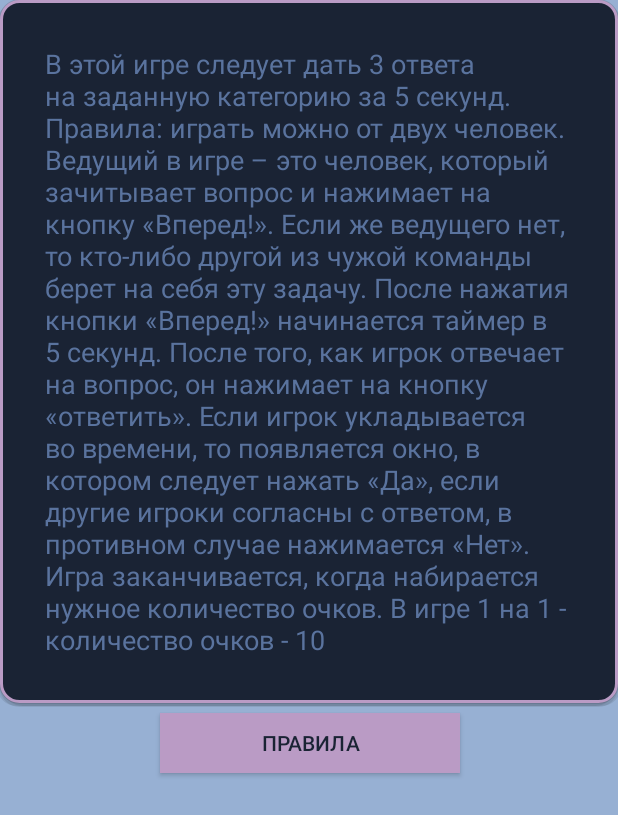
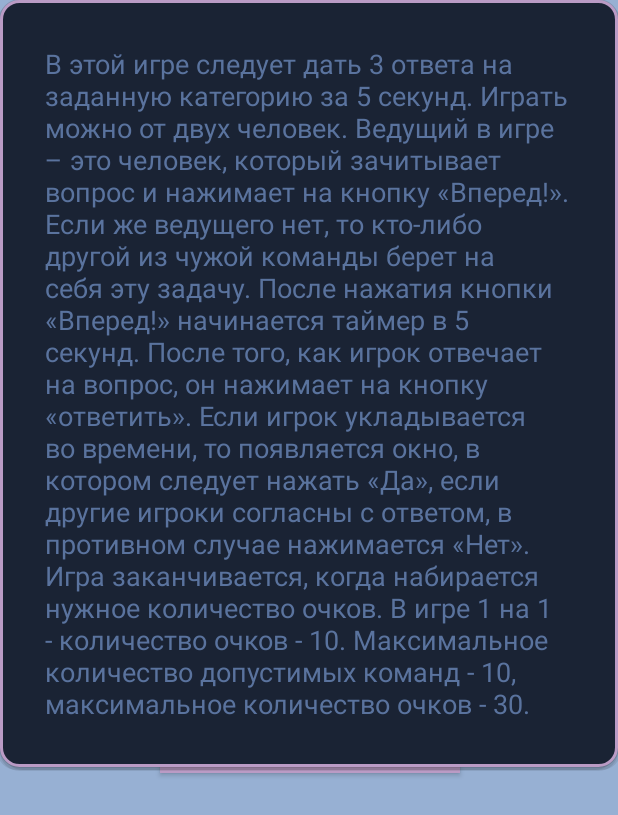
Before and after one commit to ETS-Android3/FiveSecondsRule, an Android app: the screen it shows after launch (MainActivity), after a tap on "ПРАВИЛА", on a phone screen of 412 x 824 dp. Shown: the top 815 px of the screen. Run offline under Robolectric (Android 15) with nearby library versions, the phone set to English and light mode, and no system bars; Roboto replaces fonts that are not available here.

Commit message:
change rules

```diff
--- a/app/src/main/java/com/example/a5sec/TeamsActivity.java
+++ b/app/src/main/java/com/example/a5sec/TeamsActivity.java
@@ -12,7 +12,6 @@ import android.widget.ArrayAdapter;
 import android.widget.Button;
 import android.widget.EditText;
 import android.widget.ListView;
-import android.widget.Switch;
 
 import java.util.ArrayList;
 import java.util.Arrays;
@@ -25,6 +24,7 @@ public class TeamsActivity extends AppCompatActivity {
     ListView listview;
     Button addButton;
     EditText GetValue;
+    private final int max_teams = 10;
     String[] ListElements = new String[] {
             "Кошечки",
             "Собачки",
@@ -71,7 +71,7 @@ public class TeamsActivity extends AppCompatActivity {
         addButton.setOnClickListener(new View.OnClickListener() {
             @Override
             public void onClick(View v) {
-                if (!GetValue.getText().toString().isEmpty())
+                if (!GetValue.getText().toString().isEmpty()&&ListElementsArrayList.size()!=max_teams)
                 {
                     ListElementsArrayList.add(GetValue.getText().toString());
                     adapter.notifyDataSetChanged();
--- a/app/src/main/res/values/strings.xml
+++ b/app/src/main/res/values/strings.xml
@@ -16,5 +16,5 @@
     <string name="OK">OK</string>
     <string name="Rules">Правила</string>
     <string name="EnterText">Введите название команды</string>
-    <string name="FullRules">В этой игре следует дать 3 ответа на заданную категорию за 5 секунд. Правила: играть можно от двух человек. Ведущий в игре – это человек, который зачитывает вопрос и нажимает на кнопку «Вперед!». Если же ведущего нет, то кто-либо другой из чужой команды берет на себя эту задачу. После нажатия кнопки «Вперед!» начинается таймер в 5 секунд. После того, как игрок отвечает на вопрос, он нажимает на кнопку «ответить». Если игрок укладывается во времени, то появляется окно, в котором следует нажать «Да», если другие игроки согласны с ответом, в противном случае нажимается «Нет». Игра заканчивается, когда набирается нужное количество очков. В игре "1 на 1" - количество очков - 10</string>
+    <string name="FullRules">В этой игре следует дать 3 ответа на заданную категорию за 5 секунд. Играть можно от двух человек. Ведущий в игре – это человек, который зачитывает вопрос и нажимает на кнопку «Вперед!». Если же ведущего нет, то кто-либо другой из чужой команды берет на себя эту задачу. После нажатия кнопки «Вперед!» начинается таймер в 5 секунд. После того, как игрок отвечает на вопрос, он нажимает на кнопку «ответить». Если игрок укладывается во времени, то появляется окно, в котором следует нажать «Да», если другие игроки согласны с ответом, в противном случае нажимается «Нет». Игра заканчивается, когда набирается нужное количество очков. В игре "1 на 1" - количество очков - 10. Максимальное количество допустимых команд - 10, максимальное количество очков - 30.</string>
 </resources>
```
